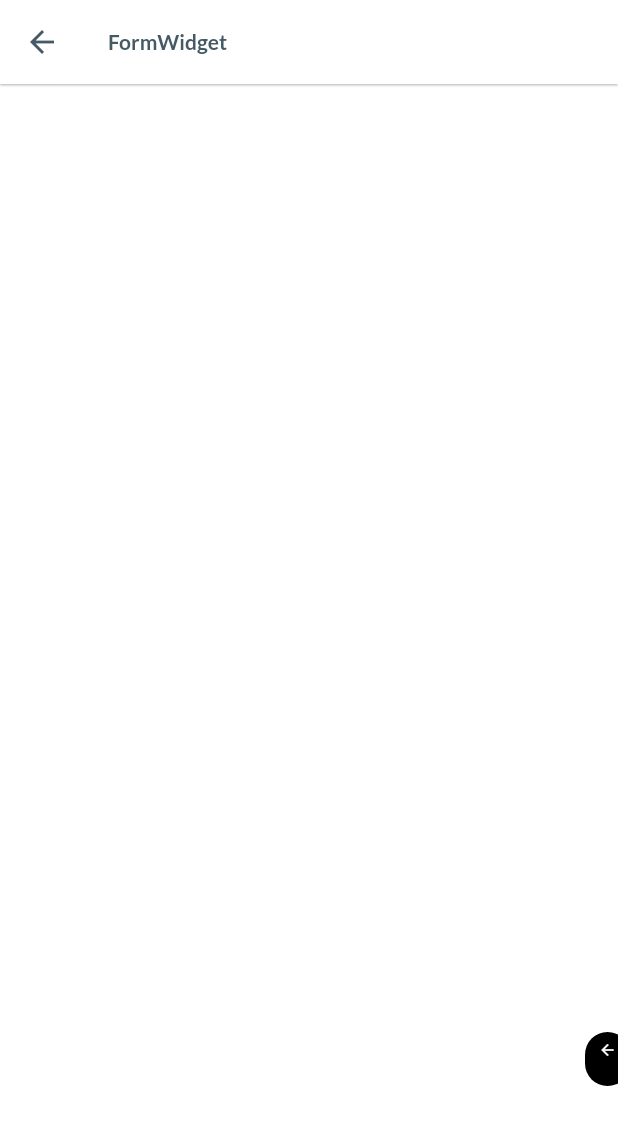
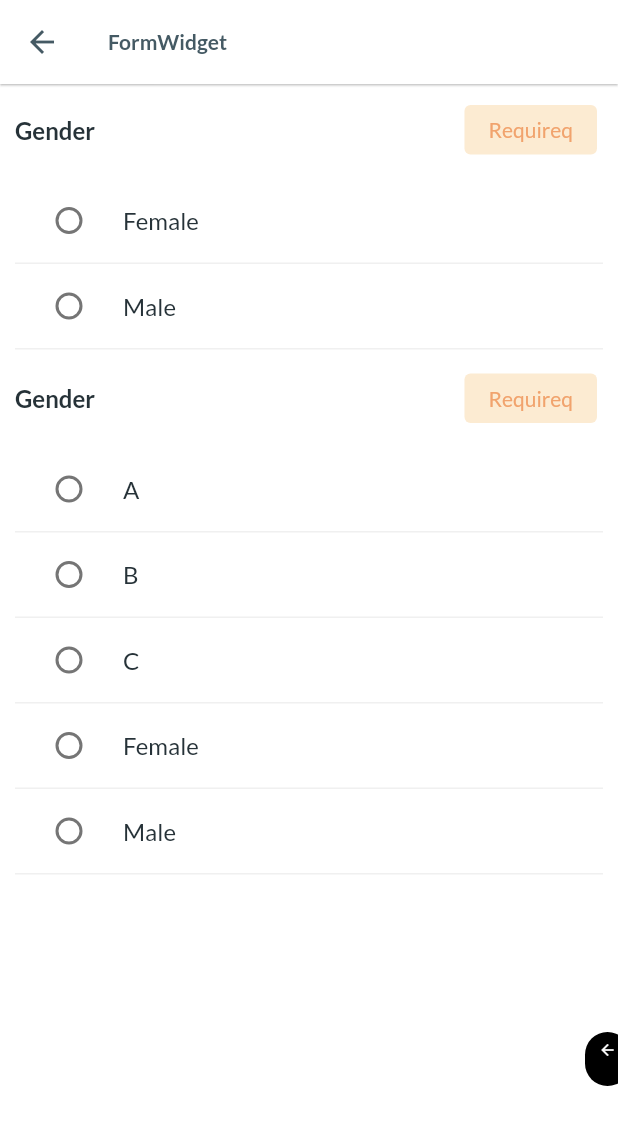
Before and after one commit to magerngoding/Food-Delivery-App, a Flutter app: the FormWidgetView screen opened directly, on a phone screen of 412 x 824 dp. Shown: the top 1125 px of the screen. Run offline on Flutter 3.47's test engine with Material 2 defaults, Android fonts, the phone set to English and light mode, and no system bars; our stand-ins replace cached_network_image, carousel_slider, dio, file_picker, flutter_animate, flutter_image_compress and 9 more; missing offline and left inert: faker_dart.

```diff
--- a/lib/module/widget_collection/form_widget/view/form_widget_view.dart
+++ b/lib/module/widget_collection/form_widget/view/form_widget_view.dart
@@ -1,6 +1,6 @@
 import 'package:flutter/material.dart';
 import 'package:hyper_ui/core.dart';
-import '../controller/form_widget_controller.dart';
+import 'package:hyper_ui/shared/widget/form/radio_with_header/radio_with_header.dart';
 
 class FormWidgetView extends StatefulWidget {
   const FormWidgetView({Key? key}) : super(key: key);
@@ -17,7 +17,53 @@ class FormWidgetView extends StatefulWidget {
         child: Container(
           padding: const EdgeInsets.all(10.0),
           child: Column(
-            children: const [],
+            children: [
+              //#TEMPLATE q_radiofield_with_header
+              QRadioFieldWithHeader(
+                label: "Gender",
+                validator: Validator.atLeastOneitem,
+                items: [
+                  {
+                    "label": "Female",
+                    "value": 1,
+                  },
+                  {
+                    "label": "Male",
+                    "value": 2,
+                  }
+                ],
+                onChanged: (value, label) {},
+              ),
+              //#END
+
+              QRadioFieldWithHeader(
+                label: "Gender",
+                validator: Validator.atLeastOneitem,
+                items: [
+                  {
+                    "label": "A",
+                    "value": 1,
+                  },
+                  {
+                    "label": "B",
+                    "value": 1,
+                  },
+                  {
+                    "label": "C",
+                    "value": 1,
+                  },
+                  {
+                    "label": "Female",
+                    "value": 1,
+                  },
+                  {
+                    "label": "Male",
+                    "value": 2,
+                  }
+                ],
+                onChanged: (value, label) {},
+              ),
+            ],
           ),
         ),
       ),
--- /dev/null
+++ b/lib/shared/widget/form/radio_with_header/radio_with_header.dart
@@ -0,0 +1,135 @@
+import 'package:flutter/material.dart';
+
+class QRadioFieldWithHeader extends StatefulWidget {
+  final String label;
+  final String? hint;
+  final List<Map<String, dynamic>> items;
+  final String? Function(List<Map<String, dynamic>> item)? validator;
+  final Function(dynamic value, String? label) onChanged;
+  final String? value;
+
+  const QRadioFieldWithHeader({
+    Key? key,
+    required this.label,
+    required this.items,
+    this.validator,
+    this.hint,
+    this.value,
+    required this.onChanged,
+  }) : super(key: key);
+
+  @override
+  State<QRadioFieldWithHeader> createState() => _QRadioFieldWithHeaderState();
+}
+
+class _QRadioFieldWithHeaderState extends State<QRadioFieldWithHeader> {
+  List<Map<String, dynamic>> items = [];
+
+  @override
+  void initState() {
+    super.initState();
+    for (var item in widget.items) {
+      items.add(Map.from(item));
+      if (items.last["value"] == widget.value) {
+        items.last["checked"] = true;
+      }
+    }
+  }
+
+  setAllItemsToFalse() {
+    for (var item in items) {
+      item["checked"] = false;
+    }
+  }
+
+  @override
+  Widget build(BuildContext context) {
+    return Column(
+      children: [
+        Row(
+          children: [
+            Expanded(
+              child: Text(
+                widget.label,
+                style: TextStyle(
+                  fontSize: 16.0,
+                  fontWeight: FontWeight.bold,
+                ),
+              ),
+            ),
+            Card(
+              elevation: 0,
+              color: Color(0xfffcebd2),
+              child: Padding(
+                padding: const EdgeInsets.symmetric(
+                  vertical: 8.0,
+                  horizontal: 16.0,
+                ),
+                child: Text(
+                  "Requireq",
+                  style: TextStyle(
+                    fontSize: 14.0,
+                    color: Color(0xfff1a36d),
+                  ),
+                ),
+              ),
+            ),
+          ],
+        ),
+        FormField(
+          initialValue: false,
+          validator: (value) => widget.validator!(items),
+          enabled: true,
+          builder: (FormFieldState<bool> field) {
+            return InputDecorator(
+              decoration: InputDecoration(
+                fillColor: Colors.transparent,
+                border: InputBorder.none,
+                enabledBorder: InputBorder.none,
+                errorBorder: InputBorder.none,
+                focusedBorder: InputBorder.none,
+                disabledBorder: InputBorder.none,
+                focusedErrorBorder: InputBorder.none,
+              ),
+              child: ListView.builder(
+                shrinkWrap: true,
+                itemCount: items.length,
+                itemBuilder: (context, index) {
+                  var item = items[index];
+                  return Container(
+                    decoration: BoxDecoration(
+                      border: Border(
+                        bottom: BorderSide(
+                          width: 1,
+                          color: Color(0xfff0f0f0),
+                        ),
+                      ),
+                    ),
+                    child: RadioListTile(
+                      title: Text("${item["label"]}"),
+                      groupValue: true,
+                      value: item["checked"] ?? false,
+                      onChanged: (val) {
+                        setAllItemsToFalse();
+                        bool newValue = val ? false : true;
+                        items[index]["checked"] = newValue;
+                        field.didChange(true);
+                        setState(() {});
+
+                        String? label = items[index]["label"];
+                        int foundIndex =
+                            items.indexWhere((item) => item["label"] == label);
+                        dynamic value = items[foundIndex]["value"];
+                        widget.onChanged(value, label);
+                      },
+                    ),
+                  );
+                },
+              ),
+            );
+          },
+        ),
+      ],
+    );
+  }
+}
```
Also changed, not shown: lib/module/widget_collection/typography_widget/view/typography_widget_view.dart (+12 -2 lines), lib/shared/widget/form/dropdown/dropdown_with_header.dart (added, +167 -0 lines), lib/shared/widget/typography/category_list.dart (added, +44 -0 lines).
